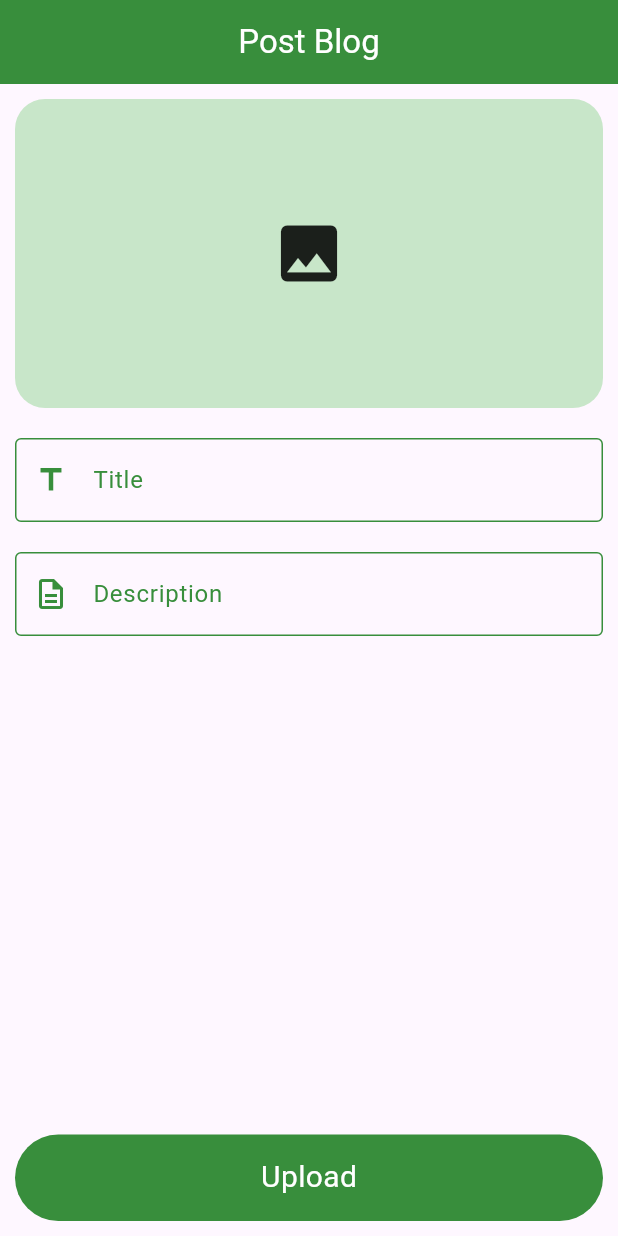
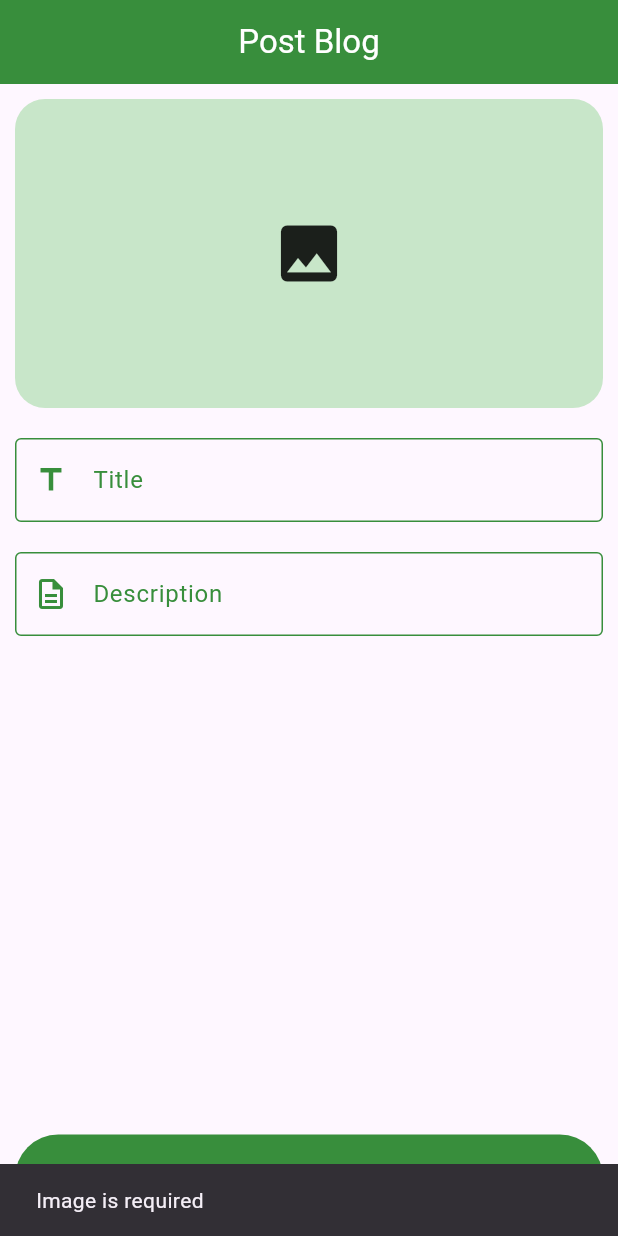
Before and after one commit to rafiullahkhaleel/blog_app, a Flutter app: the PostScreen screen opened directly, after a tap on "Upload", on a phone screen of 412 x 824 dp. Run offline on Flutter 3.47's test engine with Material 3 defaults, Android fonts, the phone set to English and light mode, and no system bars; our stand-ins replace firebase_auth, firebase_core, image_picker; accounts and stored records are empty.

Commit message:
add form validation logic through provider

```diff
--- a/lib/provider/post_provider.dart
+++ b/lib/provider/post_provider.dart
@@ -20,6 +20,34 @@ class PostProvider extends ChangeNotifier {
     }
     Navigator.of(context).pop();
   }
+  String? validateInputs() {
+    if (_image == null) {
+      return 'Image is required';
+    } else if (titleController.text.trim().isEmpty) {
+      return 'Title is required';
+    } else if (descriptionController.text.trim().isEmpty) {
+      return 'Description is required';
+    }
+    return null;
+  }
 
+  Future<void> saveData(BuildContext context) async {
+    final errorMessage = validateInputs();
+    if (errorMessage != null) {
+      ScaffoldMessenger.of(context).showSnackBar(
+        SnackBar(content: Text(errorMessage)),
+      );
+    } else {
+      debugPrint(" Data saved: ${titleController.text}, ${descriptionController.text}");
+      ScaffoldMessenger.of(context).showSnackBar(
+        SnackBar(content: Text("Blog uploaded successfully")),
+      );
+
+      titleController.clear();
+      descriptionController.clear();
+      _image = null;
+      notifyListeners();
+    }
+  }
 
 }
--- a/lib/view/screens/post_screen.dart
+++ b/lib/view/screens/post_screen.dart
@@ -66,6 +66,7 @@ class _PostScreenState extends State<PostScreen> {
                 CustomButton(
                   title: ('Upload'),
                   onPressed: () {
+                    provider.saveData(context);
                   },
                 ),
               ],
```
